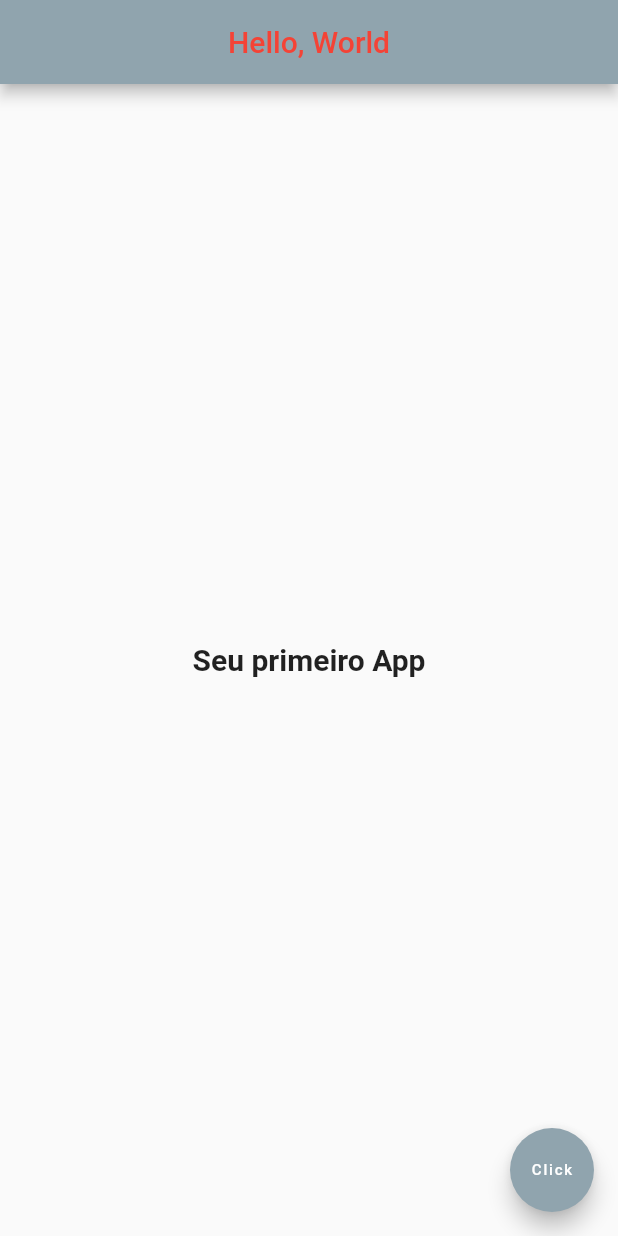
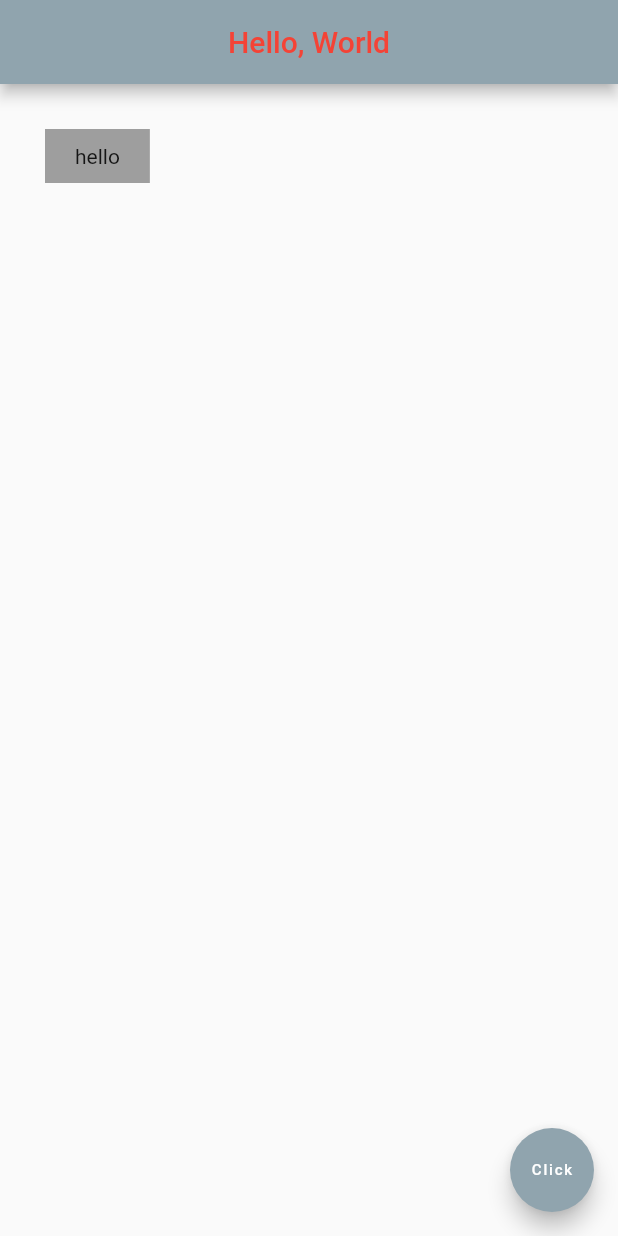
Before and after one commit to LucasBR96/MEU-PRIMEIRO-APP, a Flutter app: the screen it shows after launch, on a phone screen of 412 x 824 dp. Run offline on Flutter 3.47's test engine with Material 2 defaults, Android fonts, the phone set to English and light mode, and no system bars; Roboto replaces fonts that are missing (indieFlower).

Commit message:
chega por hoje

```diff
--- a/lib/main.dart
+++ b/lib/main.dart
@@ -23,7 +23,8 @@ void f2() => runApp(
 
    MaterialApp(
 
-    home: meuApp()
+    //home: meuApp()
+    home: outroApp()
 
   )
 );
@@ -62,25 +63,21 @@ class meuApp extends StatelessWidget {
       // centro do App. O widget 'Center' centraliza todos os
       // widgets aninhados dentro de si
       body : Center(
-        child : Text(
-          'Seu primeiro App',
-          style : TextStyle(
-            fontSize: 20,
-            fontWeight: FontWeight.bold,
-            fontFamily : 'indieFlower'
-          )
-        ),
+        child : f3(),
+        // child : f4(),
       ),
 
       // Botao que fica no cantinho.
       floatingActionButton: FloatingActionButton(
-        onPressed: () => {},
-        child : Text(
-          'Click',
-          style : TextStyle(
-            fontSize: 10,
-          )
-        ),
+        onPressed: () => { print("nevando carai")},
+        // child : Text(
+        //   'Click',
+        //   style : TextStyle(
+        //     fontSize: 10,
+        //   )
+        // ),
+
+        child: f5(),
         hoverColor: Colors.red,
         backgroundColor: Colors.blueGrey[300],
       ),
@@ -88,3 +85,75 @@ class meuApp extends StatelessWidget {
 
   }
 }
+
+Text f3() => Text(
+  'Seu primeiro App',
+  style : TextStyle(
+    fontSize: 20,
+    fontWeight: FontWeight.bold,
+    fontFamily : 'indieFlower'
+  )
+);
+
+
+Image f4() => Image(
+
+  // Imagens da internet
+  // image: NetworkImage( 'https://images.unsplash.com/photo-1636554613531-89ffb1592ec3?ixid=MnwxMjA3fDB8MHxwaG90by1wYWdlfHx8fGVufDB8fHx8&ixlib=rb-1.2.1&auto=format&fit=crop&w=687&q=80' ),
+
+  //Imagens do proprio computador
+  image : AssetImage('images/forest.jpg'),
+
+);
+
+// Icones não são exatamente imagens.
+Icon f5() => Icon(
+  Icons.ac_unit_sharp,
+  color: Colors.white,
+);
+
+
+class outroApp extends StatelessWidget {
+  @override
+  Widget build(BuildContext context) {
+    return Scaffold(
+
+
+      //Barra no topo do App
+      appBar: AppBar(
+        title: Text( 'Hello, World' ),
+        centerTitle: true,
+        backgroundColor: Colors.blueGrey[300],
+        foregroundColor: Colors.red,
+      ),
+
+      // ---------------------------------------------------
+      // Aprendendo a mexer com Containers
+      body : Container(
+        padding: EdgeInsets.symmetric(
+          vertical:10,
+          horizontal: 20
+        ),
+        color: Colors.grey,
+        child: Text( 'hello' ),
+        margin: EdgeInsets.symmetric(
+          vertical:30,
+          horizontal: 30
+        ),
+      ),
+
+      // Botao que fica no cantinho.
+      floatingActionButton: FloatingActionButton(
+        onPressed: () => { print("nevando carai")},
+        child : Text(
+          'Click',
+          style : TextStyle(
+            fontSize: 10,
+          )
+        ),
+        backgroundColor: Colors.blueGrey[300],
+      ),
+    );
+
+  }
+}
--- a/pubspec.yaml
+++ b/pubspec.yaml
@@ -45,9 +45,9 @@ flutter:
   uses-material-design: true
 
   # To add assets to your application, add an assets section, like this:
-  # assets:
-  #   - images/a_dot_burr.jpeg
-  #   - images/a_dot_ham.jpeg
+  assets:
+    - images/forest.jpg
+
 
   # An image asset can refer to one or more resolution-specific "variants", see
   # https://flutter.dev/assets-and-images/#resolution-aware.
```
